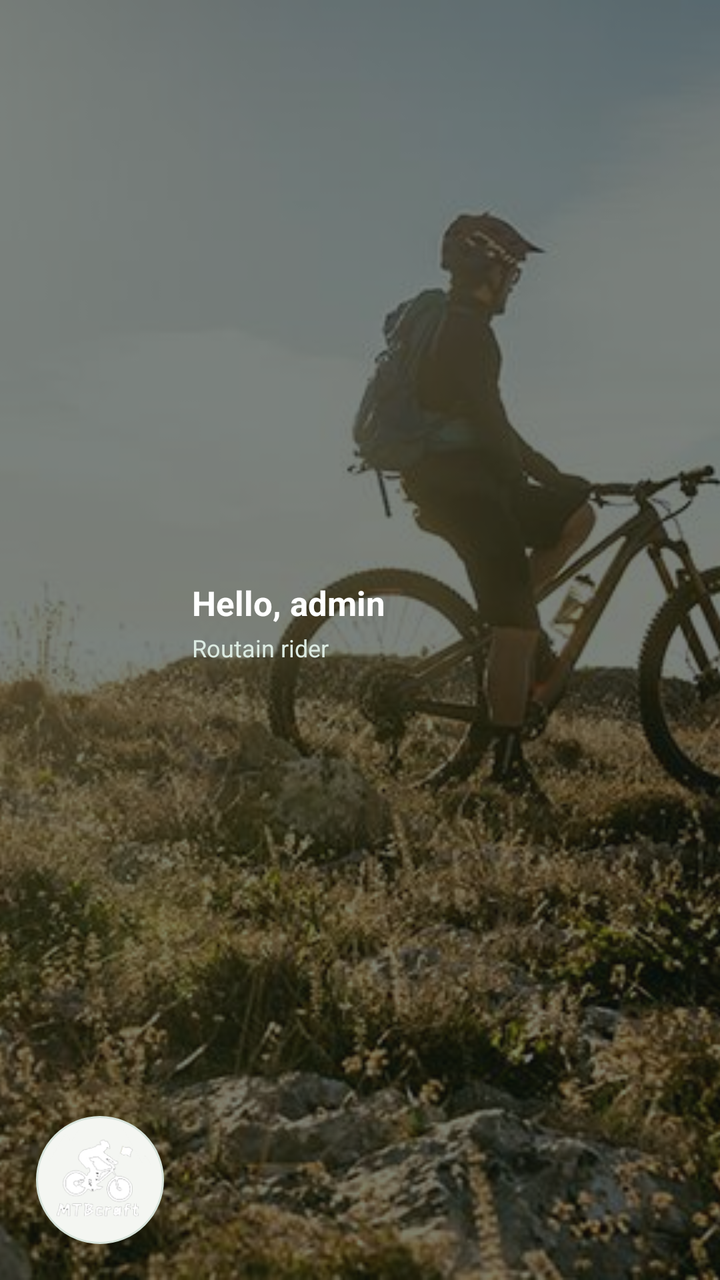
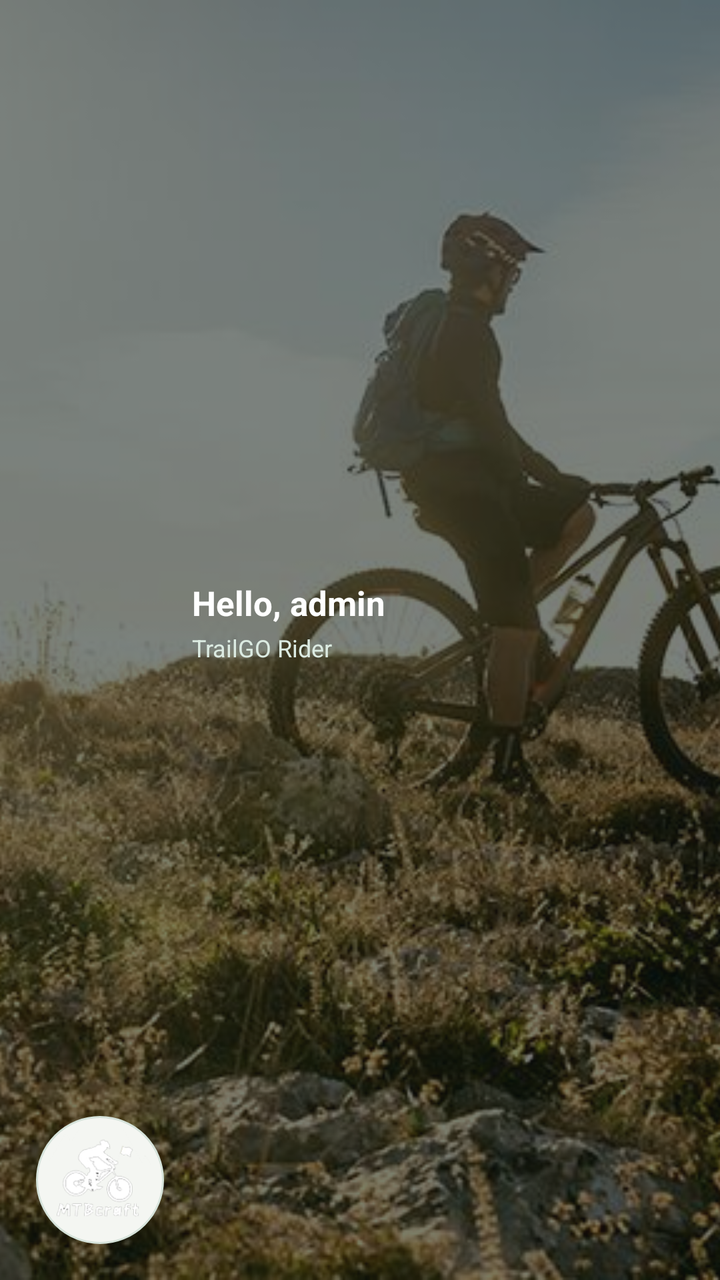

Before-and-after screenshots of an Android layout around one commit, followed by the original layout XML and the change that was made.
<!-- AndroidManifest.xml: application theme AppTheme -->
<!-- res/layout/nav_header_main.xml -->
<?xml version="1.0" encoding="utf-8"?>
<FrameLayout xmlns:android="http://schemas.android.com/apk/res/android"
    android:id="@+id/header"
    android:layout_width="match_parent"
    android:layout_height="154dp">

    <ImageView
        android:layout_width="match_parent"
        android:layout_height="match_parent"
        android:contentDescription="@string/app_name"
        android:scaleType="centerCrop"
        android:src="@drawable/main_img" />

    <View
        android:layout_width="match_parent"
        android:layout_height="match_parent"
        android:background="#88081510" />

    <LinearLayout
        android:layout_width="match_parent"
        android:layout_height="match_parent"
        android:gravity="bottom"
        android:orientation="horizontal"
        android:paddingStart="18dp"
        android:paddingEnd="18dp"
        android:paddingBottom="18dp">

        <FrameLayout
            android:layout_width="64dp"
            android:layout_height="64dp"
            android:background="@drawable/drawer_avatar_bg"
            android:padding="6dp">

            <ImageView
                android:id="@+id/user_image"
                android:layout_width="match_parent"
                android:layout_height="match_parent"
                android:contentDescription="@string/app_name"
                android:scaleType="centerCrop"
                android:src="@drawable/m_logo" />
        </FrameLayout>

        <LinearLayout
            android:layout_width="0dp"
            android:layout_height="wrap_content"
            android:layout_gravity="center_vertical"
            android:layout_marginStart="14dp"
            android:layout_weight="1"
            android:orientation="vertical">

            <TextView
                android:id="@+id/infouserid"
                android:layout_width="match_parent"
                android:layout_height="wrap_content"
                android:ellipsize="end"
                android:maxLines="1"
                android:text="Hello, admin"
                android:textColor="#FFFFFF"
                android:textSize="17sp"
                android:textStyle="bold" />

            <TextView
                android:id="@+id/infousermeta"
                android:layout_width="match_parent"
                android:layout_height="wrap_content"
                android:layout_marginTop="3dp"
                android:ellipsize="end"
                android:maxLines="2"
                android:text="Routain rider"
                android:textColor="#DCEBE2"
                android:textSize="12sp" />
        </LinearLayout>
    </LinearLayout>
</FrameLayout>
<!-- resources referenced by this layout -->
<resources>
  <!-- drawable drawer_avatar_bg (drawable) -->
  <shape xmlns:android="http://schemas.android.com/apk/res/android" android:shape="oval">
      <solid android:color="#F4F6F2" />
      <stroke android:width="1dp" android:color="#D6E3DB" />
  </shape>
  <!-- drawable m_logo: png bitmap (drawable, 30131 bytes) -->
  <!-- drawable main_img: jpg bitmap (drawable, 80525 bytes) -->
  <string name="app_name">Routain</string>
  <style name="AppTheme" parent="Theme.AppCompat.Light.DarkActionBar">
          
          <item name="colorPrimary">@color/colorPrimary</item>
          <item name="colorPrimaryDark">@color/colorPrimaryDark</item>
          <item name="colorAccent">@color/colorAccent</item>
      </style>
  <color name="colorPrimary">#181818</color>
  <color name="colorPrimaryDark">#181818</color>
  <color name="colorAccent">#03DAC5</color>
</resources>

<!-- the commit's change to res/layout/nav_header_main.xml (unified diff, before → after) -->
@@ -66,7 +66,7 @@
                 android:layout_marginTop="3dp"
                 android:ellipsize="end"
                 android:maxLines="2"
-                android:text="Routain rider"
+                android:text="TrailGO Rider"
                 android:textColor="#DCEBE2"
                 android:textSize="12sp" />
         </LinearLayout>
<!-- resource entries referenced after the edit -->
@@ -7,7 +7,7 @@
   </shape>
   <!-- drawable m_logo: png bitmap (drawable, 30131 bytes) -->
   <!-- drawable main_img: jpg bitmap (drawable, 80525 bytes) -->
-  <string name="app_name">Routain</string>
+  <string name="app_name">TrailGO</string>
   <style name="AppTheme" parent="Theme.AppCompat.Light.DarkActionBar">
           
           <item name="colorPrimary">@color/colorPrimary</item>
